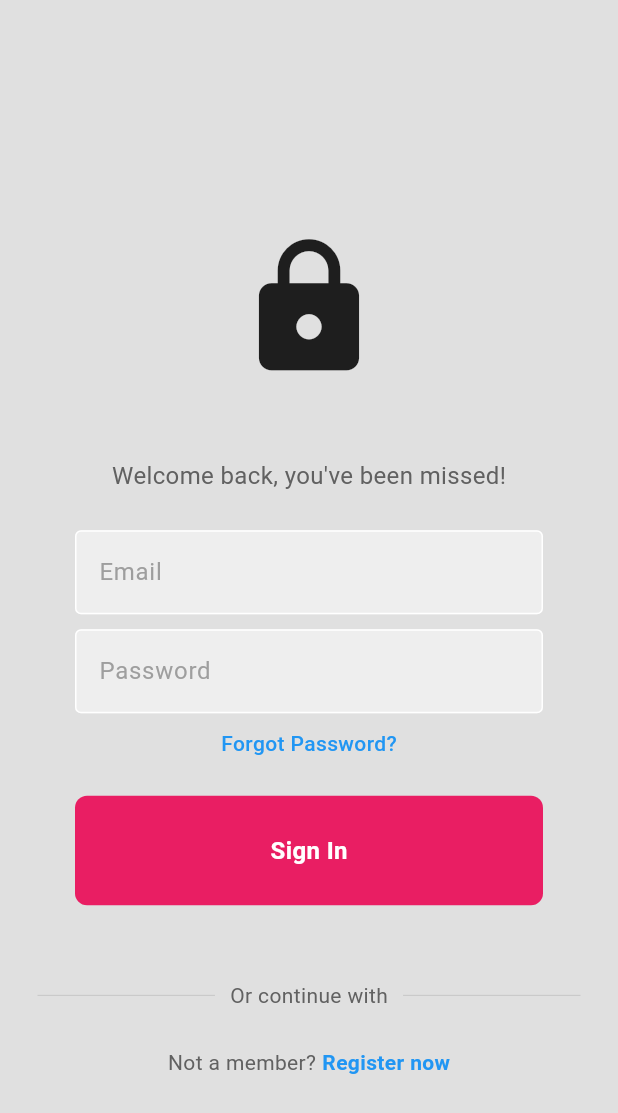
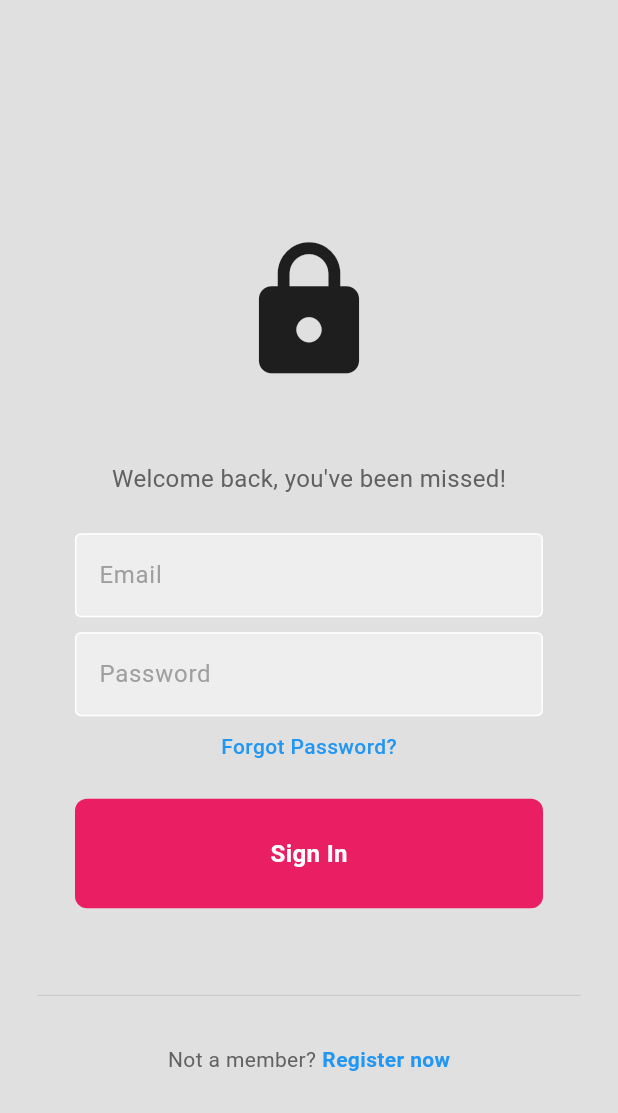
Before and after one commit to Dhakshina05/to_do_list, a Flutter app: the screen it shows after launch, on a phone screen of 412 x 824 dp. Shown: the top 1113 px of the screen. Run offline on Flutter 3.47's test engine with Material 3 defaults, Android fonts, the phone set to English and light mode, and no system bars; our stand-ins replace firebase_auth, firebase_core, flutter_slidable, hive_flutter; accounts and stored records are empty.

```diff
--- a/lib/pages/home_page.dart
+++ b/lib/pages/home_page.dart
@@ -76,7 +76,7 @@ class _HomePageState extends State<HomePage> {
   Widget build(BuildContext context) {
     return Scaffold(
       backgroundColor: Colors.purple[200],
-      appBar: AppBar(title: Text('TO DO'), elevation: 0),
+      appBar: AppBar(title: Text('TO DO'), elevation: 0,leading: SizedBox.shrink(),),
       floatingActionButton: FloatingActionButton(
         onPressed: createNewTask,
         child: Icon(Icons.add),
--- a/lib/pages/login_page.dart
+++ b/lib/pages/login_page.dart
@@ -166,13 +166,13 @@ class _LoginPageState extends State<LoginPage> {
                     Expanded(
                       child: Divider(thickness: 0.5, color: Colors.grey[400]),
                     ),
-                    Padding(
-                      padding: const EdgeInsets.symmetric(horizontal: 10.0),
-                      child: Text(
-                        'Or continue with',
-                        style: TextStyle(color: Colors.grey[700]),
-                      ),
-                    ),
+                    // Padding(
+                    //   padding: const EdgeInsets.symmetric(horizontal: 10.0),
+                    //   child: Text(
+                    //     'Or continue with',
+                    //     style: TextStyle(color: Colors.grey[700]),
+                    //   ),
+                    // ),
                     Expanded(
                       child: Divider(thickness: 0.5, color: Colors.grey[400]),
                     ),
```
Also changed, not shown: lib/util/dialog_box.dart (+16 -1 lines).
